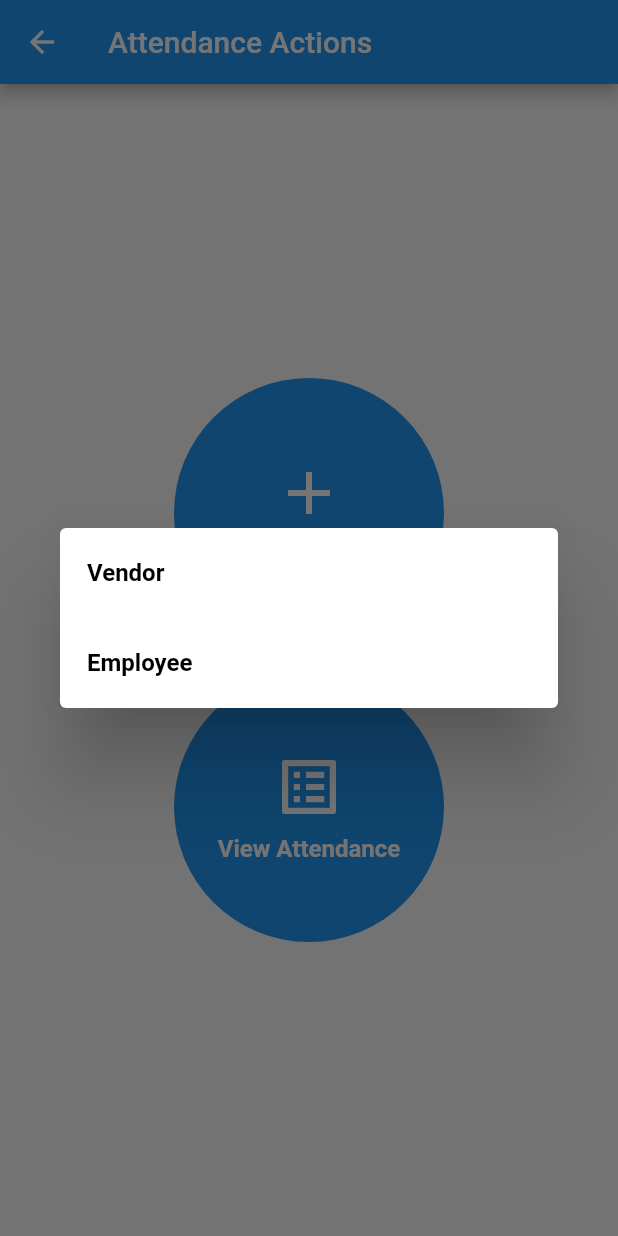
After one commit to piratlasaikiran/bifrost_ui, a Flutter app: the AttendanceOptionsPage screen opened directly, after a tap on "Enter Attendance", on a phone screen of 412 x 824 dp. The commit adds this screen. Run offline on Flutter 3.47's test engine with Material 2 defaults, Android fonts, the phone set to English and light mode, and no system bars; our stand-ins replace flutter_typeahead, image_picker, multi_select_flutter.

Commit message:
vendor attendance dialog working as expected

```diff
--- /dev/null
+++ b/lib/Attendance/attendance_options.dart
@@ -0,0 +1,81 @@
+import 'package:flutter/material.dart';
+
+import 'attendance_type.dart';
+
+class AttendanceOptionsPage extends StatelessWidget {
+  const AttendanceOptionsPage({super.key});
+
+  @override
+  Widget build(BuildContext context) {
+    return Scaffold(
+      resizeToAvoidBottomInset: false,
+      appBar: AppBar(
+        title: const Text('Attendance Actions'),
+      ),
+      body: Center(
+        child: Column(
+          mainAxisAlignment: MainAxisAlignment.center,
+          children: [
+            _buildCircularButton(
+              icon: Icons.add,
+              label: 'Enter Attendance',
+              onTap: () {
+                showDialog(
+                  context: context,
+                  builder: (BuildContext context) {
+                    return const SelectAttendanceTypeDialog();
+                  },
+                );
+              },
+            ),
+            const SizedBox(height: 16.0),
+            _buildCircularButton(
+              icon: Icons.list_alt,
+              label: 'View Attendance',
+              onTap: () async {
+              },
+            ),
+          ],
+        ),
+      ),
+    );
+  }
+
+  Widget _buildCircularButton({
+    required IconData icon,
+    required String label,
+    required VoidCallback onTap,
+  }) {
+    return GestureDetector(
+      onTap: onTap,
+      child: Container(
+        width: 180.0,
+        height: 180.0,
+        decoration: const BoxDecoration(
+          shape: BoxShape.circle,
+          color: Colors.blue,
+        ),
+        child: Column(
+          mainAxisAlignment: MainAxisAlignment.center,
+          children: [
+            Icon(
+              icon,
+              size: 48.0,
+              color: Colors.white,
+            ),
+            const SizedBox(height: 8.0),
+            Text(
+              label,
+              textAlign: TextAlign.center,
+              style: const TextStyle(
+                fontSize: 16.0,
+                color: Colors.white,
+                fontWeight: FontWeight.bold,
+              ),
+            ),
+          ],
+        ),
+      ),
+    );
+  }
+}
--- /dev/null
+++ b/lib/Attendance/attendance_type.dart
@@ -0,0 +1,81 @@
+import 'package:flutter/material.dart';
+
+import 'VendorAttendance/vendor_attendance_input_dialog.dart';
+
+class SelectAttendanceTypeDialog extends StatefulWidget {
+  const SelectAttendanceTypeDialog({super.key});
+
+
+  @override
+  _SelectAttendanceTypeDialog createState() =>
+      _SelectAttendanceTypeDialog();
+}
+
+class _SelectAttendanceTypeDialog extends State<SelectAttendanceTypeDialog> {
+  String? selectedOption;
+
+  void selectOption(String? option) {
+    setState(() {
+      selectedOption = option;
+    });
+
+    // Perform different actions based on the selected option
+    if (option == 'Vendor') {
+      showDialog(
+        context: context,
+        builder: (BuildContext context) {
+          return const VendorAttendanceInputDialog();
+        },
+      );
+    } else if (option == 'Driver') {
+      // showDialog(
+      //   context: context,
+      //   builder: (BuildContext context) {
+      //     return const EmployeeAttendanceInputDialog();
+      //   },
+      // );
+    }
+  }
+
+  @override
+  Widget build(BuildContext context) {
+    return Dialog(
+      child: Column(
+        mainAxisSize: MainAxisSize.min,
+        children: [
+          buildOptionTile('Vendor'),
+          buildOptionTile('Employee'),
+        ],
+      ),
+    );
+  }
+
+  Widget buildOptionTile(String option) {
+    final bool isSelected = option == selectedOption;
+
+    return InkWell(
+      onTap: () {
+        selectOption(option);
+      },
+      child: Container(
+        decoration: BoxDecoration(
+          color: isSelected ? Colors.blue.shade100 : null,
+          borderRadius: BorderRadius.circular(12.0),
+          border: Border.all(
+            color: isSelected ? Colors.blue : Colors.transparent,
+            width: 2.0,
+          ),
+        ),
+        child: ListTile(
+          title: Text(
+            option,
+            style: TextStyle(
+              fontWeight: FontWeight.bold,
+              color: isSelected ? Colors.blue : Colors.black,
+            ),
+          ),
+        ),
+      ),
+    );
+  }
+}
```
Also changed, not shown: lib/Attendance/VendorAttendance/vendor_attendance_input_dialog.dart (added, +469 -0 lines), lib/Employees/Vendors/vendor_actions.dart (+9 -0 lines), lib/home_page.dart (+14 -2 lines).
